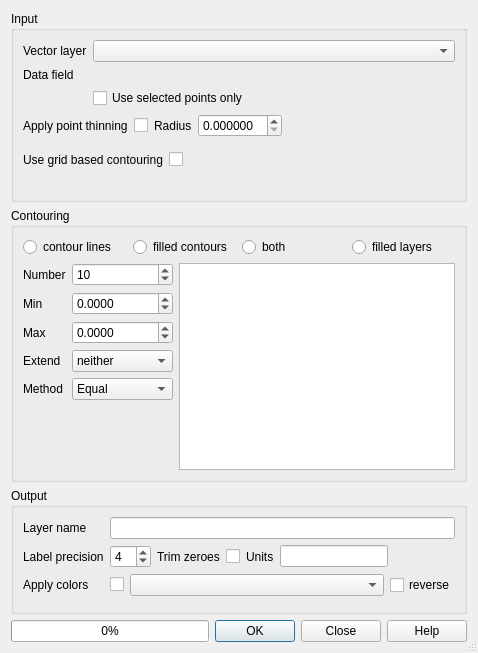
Qt form contour/frmContour.ui (ccrook/QGIS-Contour-Plugin) before a commit.
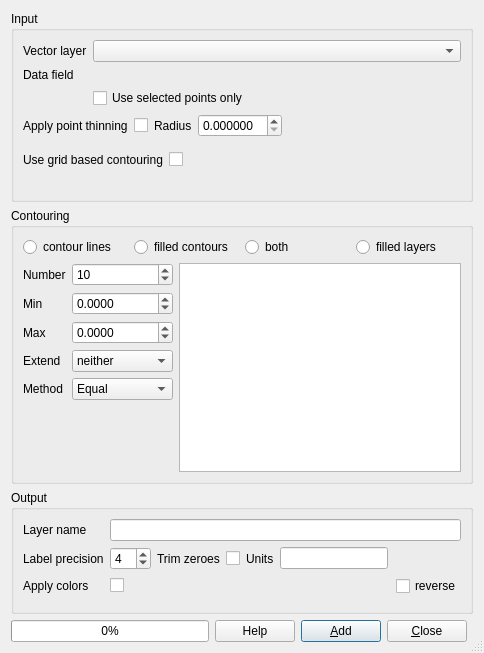
The same form after that commit. Custom widgets are drawn as their Qt base class.

```diff
--- a/contour/frmContour.ui
+++ b/contour/frmContour.ui
@@ -9,7 +9,7 @@
    <rect>
     <x>0</x>
     <y>0</y>
-    <width>478</width>
+    <width>484</width>
     <height>653</height>
    </rect>
   </property>
@@ -20,7 +20,21 @@
    <bool>true</bool>
   </property>
   <layout class="QGridLayout" name="gridLayout_3" rowstretch="0,1,0,0">
-   <item row="0" column="0" colspan="2">
+   <item row="3" column="2">
+    <widget class="QPushButton" name="uAddButton">
+     <property name="text">
+      <string>&amp;Add</string>
+     </property>
+    </widget>
+   </item>
+   <item row="3" column="1">
+    <widget class="QPushButton" name="uHelpButton">
+     <property name="text">
+      <string>Help</string>
+     </property>
+    </widget>
+   </item>
+   <item row="0" column="0" colspan="5">
     <widget class="QGroupBox" name="groupBox_2">
      <property name="title">
       <string>Input</string>
@@ -184,7 +198,7 @@
      </layout>
     </widget>
    </item>
-   <item row="1" column="0" colspan="2">
+   <item row="1" column="0" colspan="5">
     <widget class="QGroupBox" name="groupBox">
      <property name="title">
       <string>Contouring</string>
@@ -435,17 +449,7 @@
      </property>
     </widget>
    </item>
-   <item row="3" column="1">
-    <widget class="QDialogButtonBox" name="uButtonBox">
-     <property name="orientation">
-      <enum>Qt::Horizontal</enum>
-     </property>
-     <property name="standardButtons">
-      <set>QDialogButtonBox::Close|QDialogButtonBox::Help|QDialogButtonBox::Ok</set>
-     </property>
-    </widget>
-   </item>
-   <item row="2" column="0" colspan="2">
+   <item row="2" column="0" colspan="5">
     <widget class="QGroupBox" name="groupBox_3">
      <property name="title">
       <string>Output</string>
@@ -564,7 +568,7 @@
            </widget>
           </item>
           <item>
-           <widget class="QgsColorRampComboBox" name="uColorRamp"/>
+           <widget class="QgsColorRampButton" name="uColorRamp" native="true"/>
           </item>
           <item>
            <widget class="QCheckBox" name="uReverseRamp">
@@ -587,6 +591,13 @@
      </layout>
     </widget>
    </item>
+   <item row="3" column="3">
+    <widget class="QPushButton" name="uCloseButton">
+     <property name="text">
+      <string>&amp;Close</string>
+     </property>
+    </widget>
+   </item>
   </layout>
  </widget>
  <customwidgets>
@@ -596,9 +607,9 @@
    <header>qgsfieldexpressionwidget.h</header>
   </customwidget>
   <customwidget>
-   <class>QgsColorRampComboBox</class>
-   <extends>QComboBox</extends>
-   <header>qgis.gui.h</header>
+   <class>QgsColorRampButton</class>
+   <extends>QWidget</extends>
+   <header>qgscolorrampbutton.h</header>
   </customwidget>
  </customwidgets>
  <tabstops>
```
Left out of the diff: 42 changed lines with no effect on the pictures.
